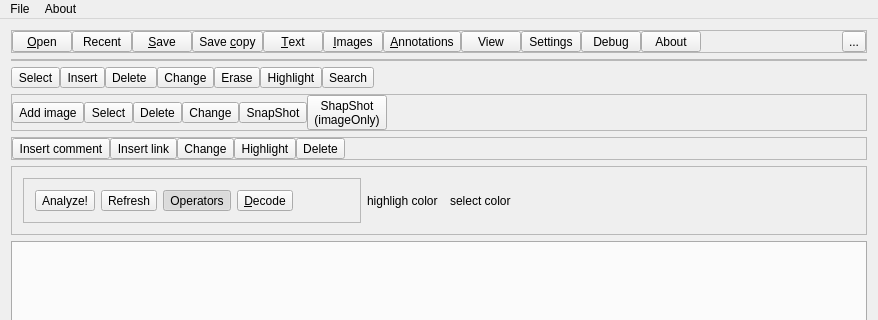
Qt form pdfgui.ui (caronnee/pdfeditor) before a commit; both pictures show x 0 to 878 and y 0 to 320 of the 878 by 646 pixel window.
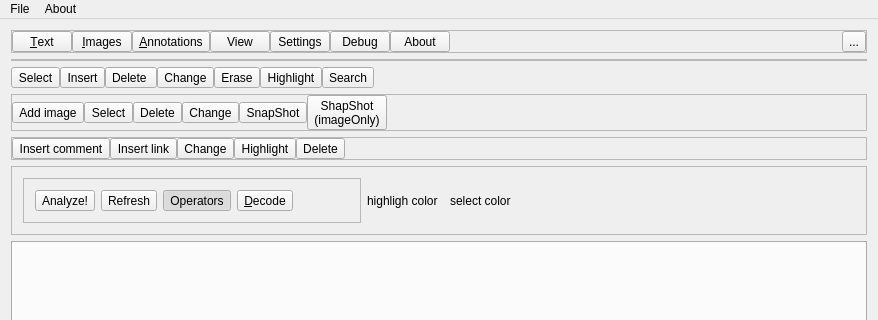
The same form after that commit. Icons and pictures are not drawn. Custom widgets are drawn as their Qt base class.

```diff
--- a/pdfgui.ui
+++ b/pdfgui.ui
@@ -45,138 +45,6 @@
        <property name="margin">
         <number>0</number>
        </property>
-       <item>
-        <widget class="QToolButton" name="openButton">
-         <property name="minimumSize">
-          <size>
-           <width>60</width>
-           <height>0</height>
-          </size>
-         </property>
-         <property name="font">
-          <font>
-           <weight>50</weight>
-           <italic>false</italic>
-           <bold>false</bold>
-          </font>
-         </property>
-         <property name="toolTip">
-          <string>Open PDF file</string>
-         </property>
-         <property name="autoFillBackground">
-          <bool>false</bool>
-         </property>
-         <property name="text">
-          <string>&amp;Open</string>
-         </property>
-         <property name="icon">
-          <iconset resource="pdf.qrc">
-           <normaloff>:/images/open.png</normaloff>:/images/open.png</iconset>
-         </property>
-         <property name="iconSize">
-          <size>
-           <width>32</width>
-           <height>32</height>
-          </size>
-         </property>
-         <property name="toolButtonStyle">
-          <enum>Qt::ToolButtonTextUnderIcon</enum>
-         </property>
-        </widget>
-       </item>
-       <item>
-        <widget class="QToolButton" name="lastOpenedButton">
-         <property name="sizePolicy">
-          <sizepolicy hsizetype="Preferred" vsizetype="Preferred">
-           <horstretch>0</horstretch>
-           <verstretch>0</verstretch>
-          </sizepolicy>
-         </property>
-         <property name="minimumSize">
-          <size>
-           <width>60</width>
-           <height>0</height>
-          </size>
-         </property>
-         <property name="toolTip">
-          <string>open last opened files</string>
-         </property>
-         <property name="text">
-          <string>Recent</string>
-         </property>
-         <property name="icon">
-          <iconset resource="pdf.qrc">
-           <normaloff>:/images/open.png</normaloff>:/images/open.png</iconset>
-         </property>
-         <property name="iconSize">
-          <size>
-           <width>32</width>
-           <height>32</height>
-          </size>
-         </property>
-         <property name="toolButtonStyle">
-          <enum>Qt::ToolButtonTextUnderIcon</enum>
-         </property>
-        </widget>
-       </item>
-       <item>
-        <widget class="QToolButton" name="saveButton">
-         <property name="minimumSize">
-          <size>
-           <width>60</width>
-           <height>0</height>
-          </size>
-         </property>
-         <property name="toolTip">
-          <string>save changes</string>
-         </property>
-         <property name="text">
-          <string>&amp;Save</string>
-         </property>
-         <property name="icon">
-          <iconset resource="pdf.qrc">
-           <normaloff>:/images/save.png</normaloff>:/images/save.png</iconset>
-         </property>
-         <property name="iconSize">
-          <size>
-           <width>32</width>
-           <height>32</height>
-          </size>
-         </property>
-         <property name="toolButtonStyle">
-          <enum>Qt::ToolButtonTextUnderIcon</enum>
-         </property>
-        </widget>
-       </item>
-       <item>
-        <widget class="QToolButton" name="saveAsButton">
-         <property name="minimumSize">
-          <size>
-           <width>60</width>
-           <height>0</height>
-          </size>
-         </property>
-         <property name="toolTip">
-          <string>save to another file</string>
-         </property>
-         <property name="text">
-          <string>Save &amp;copy</string>
-         </property>
-         <property name="icon">
-          <iconset resource="pdf.qrc">
-           <normaloff>:/images/savecopy.png</normaloff>:/images/savecopy.png</iconset>
-         </property>
-         <property name="iconSize">
-          <size>
-           <width>32</width>
-           <height>32</height>
-          </size>
-         </property>
-         <property name="toolButtonStyle">
-          <enum>Qt::ToolButtonTextUnderIcon</enum>
-         </property>
-        </widget>
-       </item>
        <item>
         <widget class="QToolButton" name="textButton">
          <property name="minimumSize">
```
